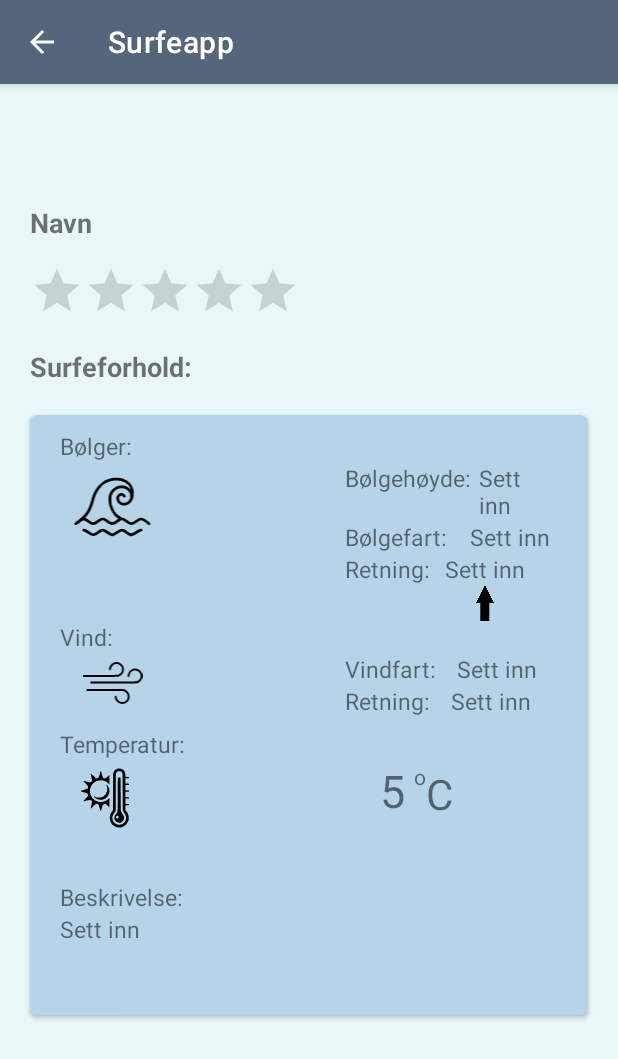
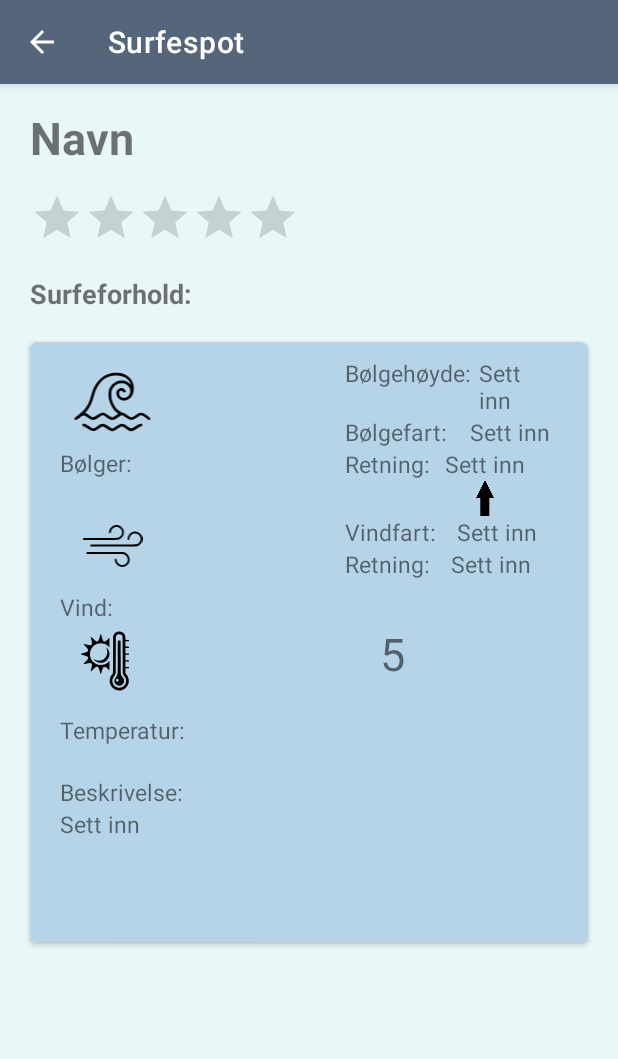
Before and after one commit to In2000Gruppe26/Surfeapp, an Android app: the SpotActivity screen opened directly, with no data from a screen before it, on a phone screen of 412 x 824 dp. Shown: the top 1059 px of the screen. Run offline under Robolectric (Android 15) with nearby library versions, the phone set to English and light mode, and no system bars; libraries missing offline, so code that uses them is left out: com.github.kittinunf.fuel.

Commit message:
fikset designting

```diff
--- a/app/src/main/java/com/example/surfeapp/DataSource.kt
+++ b/app/src/main/java/com/example/surfeapp/DataSource.kt
@@ -121,39 +121,16 @@ class DataSource {
     public suspend fun getSpots(context: Context): Spots? {
         // BESKRIVELSE
         // Kall på denne funksjonen for å få en liste med alle surfespot-objekte
-        println("TEST")
+
         val gson = Gson()
-        if(tokenSecret.isNullOrEmpty()) {
-            val url1 = "https://id.barentswatch.no/connect/token"
-            //val response1 = gson.fromJson(Fuel.post(url).awaitString(), Token::class.java)
-//ewkjgndqer87vc
-            val (request, response, result) =
-                Fuel.post(url1).header(Headers.CONTENT_TYPE, "application/x-www-form-urlencoded")
-                    .body("client_id=alfredlovgr1%40gmail.com%3Asurfeapp&scope=api&client_secret=ewkjgndqer87vc&grant_type=client_credentials")
-                    .responseString()
-            val (token, err) = result
-            tokenSecret = gson.fromJson(token, Token::class.java).access_token.toString()
-
-            val gson = Gson()
-            val body = Base3("2022-04-14T15:00:00Z", listOf(RoutePoints595846129(68.2687586, 13.5810711, "2022-04-14T15:00:00Z", "2022-04-14T15:00:00Z")))
-            val json = gson.toJson(body)
-            val answer = JSONObject("""{ "forecastDatetime": "2022-04-14T15:06:58.073Z","routePoints": [ {"lat": 0,"lon": 0,"passingTime": "2022-04-14T15:06:58.073Z","forecastDatetime": "2022-04-14T15:06:58.073Z" }]}""")
-
-            println(Fuel.post("https://www.barentswatch.no/bwapi/v1/geodata/waveforecast/route")
-                .body(answer.toString()).appendHeader("Authorization", "bearer $tokenSecret" as Any).appendHeader("Accept", "application/json").appendHeader("Content-Type", "text/json")
-                .responseString())
-            //println(Fuel.get("https://www.barentswatch.no/bwapi/v2/geodata/waveforecast/fairway").appendHeader("Authorization", "bearer $tokenSecret" as Any).responseString())
-        }
-
         val jsonString: String
-
         try {
             jsonString = context.assets.open("surfespots.json").bufferedReader().use { it.readText() }
             val response = gson.fromJson(jsonString, Spots_json::class.java)
             println(response.toString())
             var converted_response:MutableList<Surfespot> = mutableListOf()
             for (i in response.list){
-                val tmp_spot:Surfespot = Surfespot(i.id, i.name, Coordinates(i.latitude, i.longitude), i.description)
+                val tmp_spot:Surfespot = Surfespot(i.id, i.name, Coordinates(i.latitude, i.longitude), i.description, i.deep_description)
                 converted_response.add(tmp_spot)
             }
             val spots: Spots = Spots(converted_response)
@@ -185,7 +162,7 @@ data class Timeseries139117139(val time: String?, val data: Data?)
 
 data class Units(val sea_surface_wave_from_direction: String?, val sea_surface_wave_height: String?, val sea_water_speed: String?, val sea_water_temperature: String?, val sea_water_to_direction: String?)
 
-data class Surfespot_json(val id: Int, val name: String, val latitude: Double, val longitude: Double, val description: String?)
+data class Surfespot_json(val id: Int, val name: String, val latitude: Double, val longitude: Double, val description: String?, val deep_description: String?)
 
 data class Spots_json(val list: List<Surfespot_json>)
 
--- a/app/src/main/java/com/example/surfeapp/SpotActivity.kt
+++ b/app/src/main/java/com/example/surfeapp/SpotActivity.kt
@@ -56,8 +56,8 @@ class SpotActivity : AppCompatActivity() {
 
                      tekstVind2.text = cond.wind_from_direction.toString()
 
-                     tekstTemp.text = cond.air_temperature.toString()
-                     tekstBes.text = strand.description.toString()
+                     tekstTemp.text = cond.air_temperature.toString()  + "°C"
+                     tekstBes.text = strand.deep_description.toString()
                      fun degToW(num: Float): String{
                          val direction = abs(num)
                          val index = ((direction/22.5)+.5).toInt()
--- a/app/src/main/java/com/example/surfeapp/Surfespot.kt
+++ b/app/src/main/java/com/example/surfeapp/Surfespot.kt
@@ -3,7 +3,7 @@ import android.location.Location
 
 data class Coordinates(val latitude: Double, val longitude: Double)
 
-data class Surfespot(val id: Int, val name: String, val coordinates: Coordinates, val description: String?)
+data class Surfespot(val id: Int, val name: String, val coordinates: Coordinates, val description: String?, val deep_description: String?)
     // BESKRIVELSE
     // Dette er 'Surfespot' objektet.
     // Hvert 'spot' har en id, et navn, en posisjon, og *kan* ha en beskrivelse
--- a/app/src/main/res/layout/activity_main.xml
+++ b/app/src/main/res/layout/activity_main.xml
@@ -4,6 +4,7 @@
     xmlns:android="http://schemas.android.com/apk/res/android"
     xmlns:app="http://schemas.android.com/apk/res-auto"
     xmlns:tools="http://schemas.android.com/tools"
+    app:theme="@style/NavigationDrawerStyle"
     android:id="@+id/drawerLayout"
     android:layout_width="match_parent"
     android:layout_height="match_parent"
@@ -35,5 +36,7 @@
         android:layout_height="match_parent"
         android:layout_gravity="start"
         app:menu="@menu/drawer_list"
-        app:headerLayout="@layout/nav_header"/>
+        app:headerLayout="@layout/nav_header"
+        app:itemIconSize="50dp"
+        app:itemTextAppearance="@style/MenuFont"/>
 </androidx.drawerlayout.widget.DrawerLayout>
--- a/app/src/main/res/layout/activity_spot.xml
+++ b/app/src/main/res/layout/activity_spot.xml
@@ -12,13 +12,13 @@
         android:id="@+id/navnTekst"
         android:layout_width="wrap_content"
         android:layout_height="wrap_content"
+        android:layout_marginLeft="20dp"
+        android:layout_marginTop="15dp"
+        android:layout_marginRight="20dp"
+        android:layout_marginBottom="15dp"
         android:text="Navn"
-        android:textSize="18dp"
-        android:textStyle="bold"
-        android:layout_marginRight="20dp"
-        android:layout_marginLeft="20dp"
-        android:layout_marginTop="80dp"
-        android:layout_marginBottom="15dp">
+        android:textSize="30dp"
+        android:textStyle="bold">
 
     </TextView>
 
@@ -80,16 +80,6 @@
                     android:layout_height="wrap_content"
                     android:orientation="vertical">
 
-                    <TextView
-                        android:layout_width="90dp"
-                        android:layout_height="wrap_content"
-                        android:text="Bølger: "
-                        android:textSize="15dp"
-                        android:layout_marginRight="100dp"
-                        >
-
-                    </TextView>
-
                     <LinearLayout
                         android:layout_width="wrap_content"
                         android:layout_height="wrap_content"
@@ -109,6 +99,15 @@
                                 android:layout_marginRight="120dp">
 
                             </ImageView>
+
+                            <TextView
+                                android:layout_width="90dp"
+                                android:layout_height="wrap_content"
+                                android:layout_marginRight="100dp"
+                                android:text="Bølger: "
+                                android:textSize="15dp">
+
+                            </TextView>
 
 
                         </LinearLayout>
@@ -224,16 +223,6 @@
 
                     </LinearLayout>
 
-                    <TextView
-                        android:layout_width="90dp"
-                        android:layout_height="wrap_content"
-                        android:text="Vind: "
-                        android:textSize="15dp"
-                        android:layout_marginRight="100dp"
-                        >
-
-                    </TextView>
-
                     <LinearLayout
                         android:layout_width="wrap_content"
                         android:layout_height="wrap_content"
@@ -245,15 +234,23 @@
                             android:orientation="vertical">
 
 
-
                             <ImageView
                                 android:layout_width="70dp"
                                 android:layout_height="40dp"
-                                android:src="@drawable/wind_clipart"
                                 android:layout_marginRight="120dp"
-                                android:layout_marginBottom="10dp">
+                                android:layout_marginBottom="10dp"
+                                android:src="@drawable/wind_clipart">
 
                             </ImageView>
+
+                            <TextView
+                                android:layout_width="90dp"
+                                android:layout_height="wrap_content"
+                                android:layout_marginRight="100dp"
+                                android:text="Vind: "
+                                android:textSize="15dp">
+
+                            </TextView>
 
 
                         </LinearLayout>
@@ -322,15 +319,6 @@
 
                     </LinearLayout>
 
-                    <TextView
-                        android:layout_width="90dp"
-                        android:layout_height="wrap_content"
-                        android:text="Temperatur: "
-                        android:textSize="15dp"
-                        android:layout_marginRight="100dp">
-
-                    </TextView>
-
                     <LinearLayout
                         android:layout_width="wrap_content"
                         android:layout_height="wrap_content"
@@ -352,6 +340,15 @@
 
                             </ImageView>
 
+                            <TextView
+                                android:layout_width="90dp"
+                                android:layout_height="wrap_content"
+                                android:layout_marginRight="100dp"
+                                android:text="Temperatur: "
+                                android:textSize="15dp">
+
+                            </TextView>
+
 
                         </LinearLayout>
 
@@ -372,29 +369,7 @@
                             <LinearLayout
                                 android:layout_width="wrap_content"
                                 android:layout_height="wrap_content"
-                                android:orientation="vertical">
-
-                                <TextView
-                                    android:id="@+id/grad"
-                                    android:layout_width="wrap_content"
-                                    android:layout_height="wrap_content"
-                                    android:layout_marginLeft="6dp"
-                                    android:layout_marginTop="1dp"
-                                    android:text="o">
-
-                                </TextView>
-
-                            </LinearLayout>
-
-                            <TextView
-                                android:id="@+id/celcius"
-                                android:layout_width="wrap_content"
-                                android:layout_height="wrap_content"
-                                android:layout_marginTop="1dp"
-                                android:text="C"
-                                android:textSize="28dp">
-
-                                </TextView>
+                                android:orientation="vertical"/>
 
 
                         </LinearLayout>
--- a/app/src/main/res/layout/nav_header.xml
+++ b/app/src/main/res/layout/nav_header.xml
@@ -4,7 +4,7 @@
     xmlns:app="http://schemas.android.com/apk/res-auto"
     android:id="@+id/navConstraint"
     android:layout_width="match_parent"
-    android:layout_height="200dp"
+    android:layout_height="0dp"
     android:theme="@style/ThemeOverlay.AppCompat.Dark">
 
     <ImageView
--- a/app/src/main/res/values/strings.xml
+++ b/app/src/main/res/values/strings.xml
@@ -1,5 +1,5 @@
 <resources>
-    <string name="app_name">Surfeapp</string>
+    <string name="app_name">Surfespot</string>
     <string name="nybegynner">Nybegynner?</string>
     <string name="n1">Husk at surfing er en vanskelig og kompleks sport. Bølger og vind endrer seg stadig. Vær derfor forsiktig.</string>
     <string name="n2">Velg et surfebrett med stort volum, gjerne et longboard eller softboard.</string>
```
Also changed, not shown: app/src/main/assets/surfespots.json (+87 -52 lines), app/src/main/res/drawable/m_bg.xml (deleted, +0 -9 lines), app/src/main/res/menu/drawer_list.xml (+7 -2 lines), app/src/main/res/values/themes.xml (+19 -0 lines), app/src/main/res/drawable/ic_search.png, app/src/main/res/drawable/nybegynner.png (added), app/src/main/res/drawable/om.png (added), app/src/main/res/drawable/tips.png (added).
